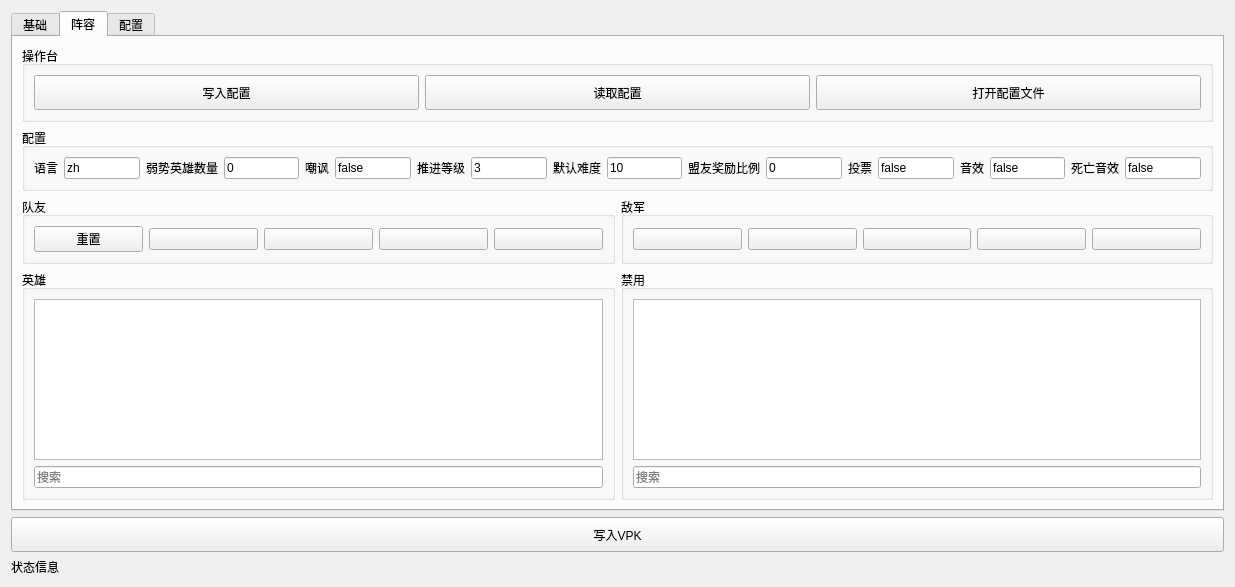
Above: untitled.ui from JeremyChim/d3 before the change. Below: the same form after it.
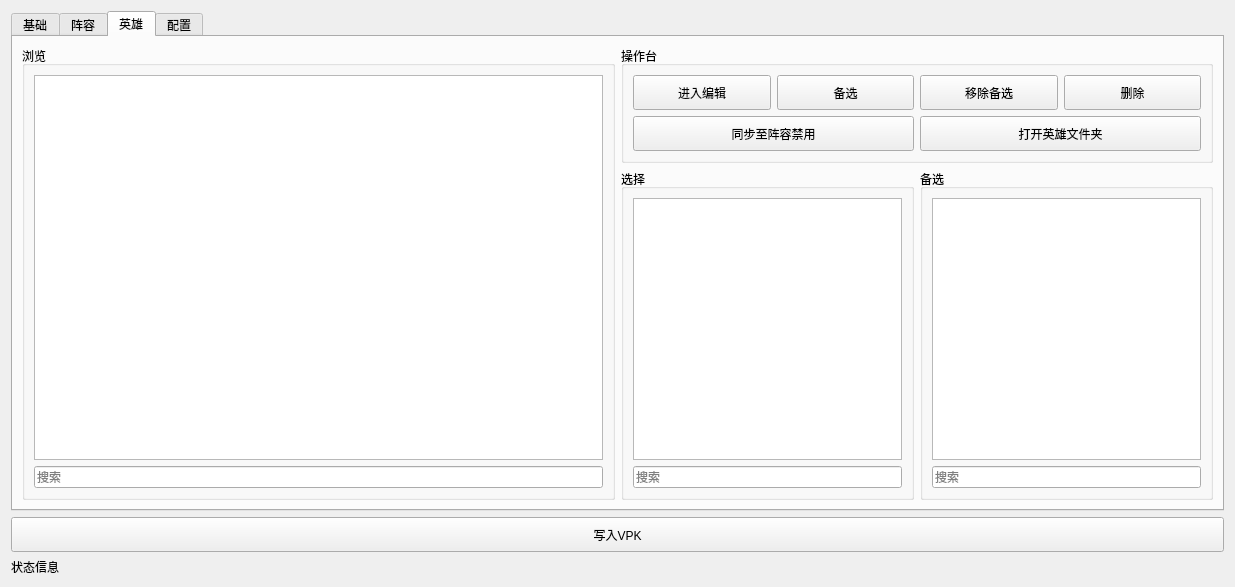
That is the form after the change.

```diff
--- a/untitled.ui
+++ b/untitled.ui
@@ -16,11 +16,11 @@
   <property name="styleSheet">
    <string notr="true">font: 9pt &quot;JetBrains Mono&quot;;</string>
   </property>
-  <layout class="QVBoxLayout" name="verticalLayout">
-   <item>
+  <layout class="QGridLayout" name="gridLayout_3">
+   <item row="0" column="0" colspan="2">
     <widget class="QTabWidget" name="tabWidget">
      <property name="currentIndex">
-      <number>1</number>
+      <number>2</number>
      </property>
      <widget class="QWidget" name="tab">
       <attribute name="title">
@@ -1076,6 +1076,174 @@
        </item>
       </layout>
      </widget>
+     <widget class="QWidget" name="tab_4">
+      <attribute name="title">
+       <string>英雄</string>
+      </attribute>
+      <layout class="QHBoxLayout" name="horizontalLayout_29">
+       <item>
+        <widget class="QGroupBox" name="groupBox_21">
+         <property name="title">
+          <string>浏览</string>
+         </property>
+         <layout class="QVBoxLayout" name="verticalLayout_9">
+          <item>
+           <widget class="QListView" name="BrowseView"/>
+          </item>
+          <item>
+           <widget class="QLineEdit" name="SearchForBrowseView">
+            <property name="text">
+             <string/>
+            </property>
+            <property name="placeholderText">
+             <string>搜索</string>
+            </property>
+           </widget>
+          </item>
+         </layout>
+        </widget>
+       </item>
+       <item>
+        <layout class="QVBoxLayout" name="verticalLayout_10">
+         <item>
+          <widget class="QGroupBox" name="groupBox_22">
+           <property name="title">
+            <string>操作台</string>
+           </property>
+           <layout class="QGridLayout" name="gridLayout_2">
+            <item row="0" column="1">
+             <widget class="QPushButton" name="MoveInBackup">
+              <property name="minimumSize">
+               <size>
+                <width>0</width>
+                <height>35</height>
+               </size>
+              </property>
+              <property name="text">
+               <string>备选</string>
+              </property>
+             </widget>
+            </item>
+            <item row="0" column="3">
+             <widget class="QPushButton" name="Delete">
+              <property name="minimumSize">
+               <size>
+                <width>0</width>
+                <height>35</height>
+               </size>
+              </property>
+              <property name="text">
+               <string>删除</string>
+              </property>
+             </widget>
+            </item>
+            <item row="0" column="2">
+             <widget class="QPushButton" name="MoveOutBackup">
+              <property name="minimumSize">
+               <size>
+                <width>0</width>
+                <height>35</height>
+               </size>
+              </property>
+              <property name="text">
+               <string>移除备选</string>
+              </property>
+             </widget>
+            </item>
+            <item row="0" column="0">
+             <widget class="QPushButton" name="GotoEdit">
+              <property name="minimumSize">
+               <size>
+                <width>0</width>
+                <height>35</height>
+               </size>
+              </property>
+              <property name="text">
+               <string>进入编辑</string>
+              </property>
+             </widget>
+            </item>
+            <item row="2" column="0" colspan="2">
+             <widget class="QPushButton" name="SyncBanView">
+              <property name="minimumSize">
+               <size>
+                <width>0</width>
+                <height>35</height>
+               </size>
+              </property>
+              <property name="text">
+               <string>同步至阵容禁用</string>
+              </property>
+             </widget>
+            </item>
+            <item row="2" column="2" colspan="2">
+             <widget class="QPushButton" name="OpenHeroDir">
+              <property name="minimumSize">
+               <size>
+                <width>0</width>
+                <height>35</height>
+               </size>
+              </property>
+              <property name="text">
+               <string>打开英雄文件夹</string>
+              </property>
+             </widget>
+            </item>
+           </layout>
+          </widget>
+         </item>
+         <item>
+          <layout class="QHBoxLayout" name="horizontalLayout_24">
+           <item>
+            <widget class="QGroupBox" name="groupBox_19">
+             <property name="title">
+              <string>选择</string>
+             </property>
+             <layout class="QVBoxLayout" name="verticalLayout_6">
+              <item>
+               <widget class="QListView" name="SelectView"/>
+              </item>
+              <item>
+               <widget class="QLineEdit" name="SearchForSelectView">
+                <property name="text">
+                 <string/>
+                </property>
+                <property name="placeholderText">
+                 <string>搜索</string>
+                </property>
+               </widget>
+              </item>
+             </layout>
+            </widget>
+           </item>
+           <item>
+            <widget class="QGroupBox" name="groupBox_20">
+             <property name="title">
+              <string>备选</string>
+             </property>
+             <layout class="QVBoxLayout" name="verticalLayout_8">
+              <item>
+               <widget class="QListView" name="BackupView"/>
+              </item>
+              <item>
+               <widget class="QLineEdit" name="SearchForBackupView">
+                <property name="text">
+                 <string/>
+                </property>
+                <property name="placeholderText">
+                 <string>搜索</string>
+                </property>
+               </widget>
+              </item>
+             </layout>
+            </widget>
+           </item>
+          </layout>
+         </item>
+        </layout>
+       </item>
+      </layout>
+     </widget>
      <widget class="QWidget" name="tab_2">
       <attribute name="title">
        <string>配置</string>
@@ -1128,7 +1296,17 @@
      </widget>
     </widget>
    </item>
-   <item>
+   <item row="2" column="0">
+    <widget class="QLabel" name="status">
+     <property name="text">
+      <string>状态信息</string>
+     </property>
+     <property name="openExternalLinks">
+      <bool>true</bool>
+     </property>
+    </widget>
+   </item>
+   <item row="1" column="0" colspan="2">
     <widget class="QPushButton" name="VPK">
      <property name="minimumSize">
       <size>
@@ -1141,16 +1319,6 @@
      </property>
     </widget>
    </item>
-   <item>
-    <widget class="QLabel" name="status">
-     <property name="text">
-      <string>状态信息</string>
-     </property>
-     <property name="openExternalLinks">
-      <bool>true</bool>
-     </property>
-    </widget>
-   </item>
   </layout>
  </widget>
  <resources/>
```
Left out of the diff: 33 changed lines with no effect on the pictures.
